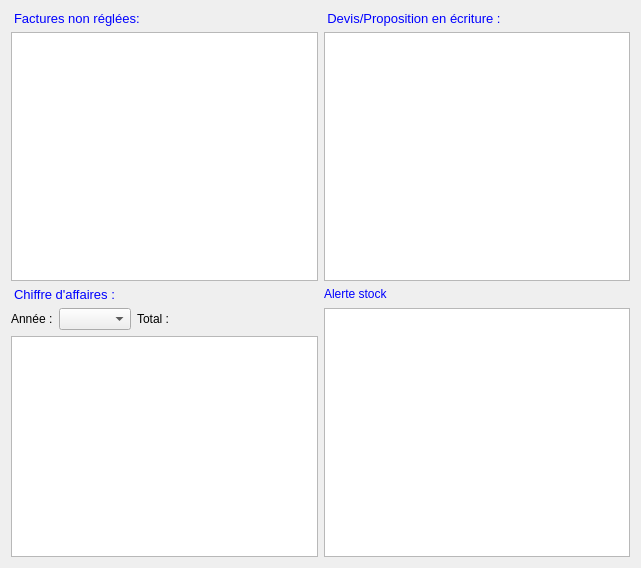
cfdev/mcercle, file src/board.ui: the form before one commit.
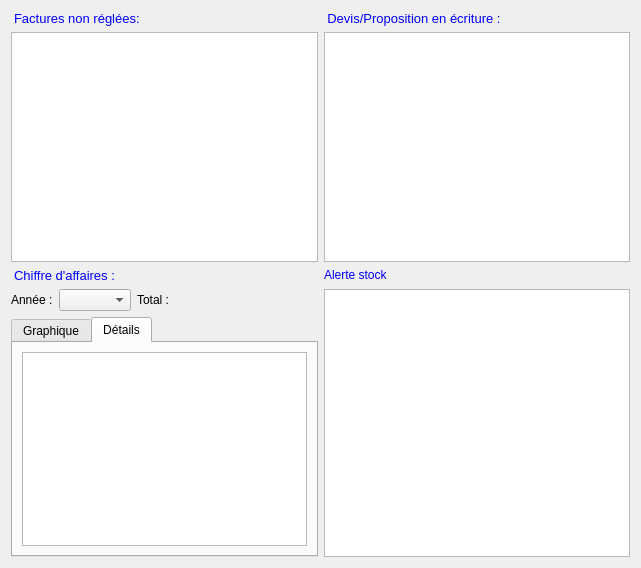
The form after the commit. The open tabs and pages were chosen to show the change. Icons and pictures are not drawn.

Commit message:
Graphique du CA sur le board
Beta

```diff
--- a/src/board.ui
+++ b/src/board.ui
@@ -98,10 +98,38 @@
           </layout>
          </item>
          <item>
-          <widget class="QTableWidget" name="tableWidget_revenue">
-           <property name="alternatingRowColors">
-            <bool>true</bool>
+          <widget class="QTabWidget" name="tabWidget">
+           <property name="currentIndex">
+            <number>0</number>
            </property>
+           <widget class="QWidget" name="tab">
+            <attribute name="title">
+             <string>Graphique</string>
+            </attribute>
+            <layout class="QVBoxLayout" name="verticalLayout_5">
+             <item>
+              <layout class="QVBoxLayout" name="verticalLayout_plot"/>
+             </item>
+            </layout>
+           </widget>
+           <widget class="QWidget" name="tab_2">
+            <attribute name="title">
+             <string>Détails</string>
+            </attribute>
+            <layout class="QVBoxLayout" name="verticalLayout_3">
+             <item>
+              <layout class="QVBoxLayout" name="verticalLayout_2">
+               <item>
+                <widget class="QTableWidget" name="tableWidget_revenue">
+                 <property name="alternatingRowColors">
+                  <bool>true</bool>
+                 </property>
+                </widget>
+               </item>
+              </layout>
+             </item>
+            </layout>
+           </widget>
           </widget>
          </item>
         </layout>
```
Left out of the diff: 52 changed lines with no effect on the pictures. The commit also changes 2 other files.
